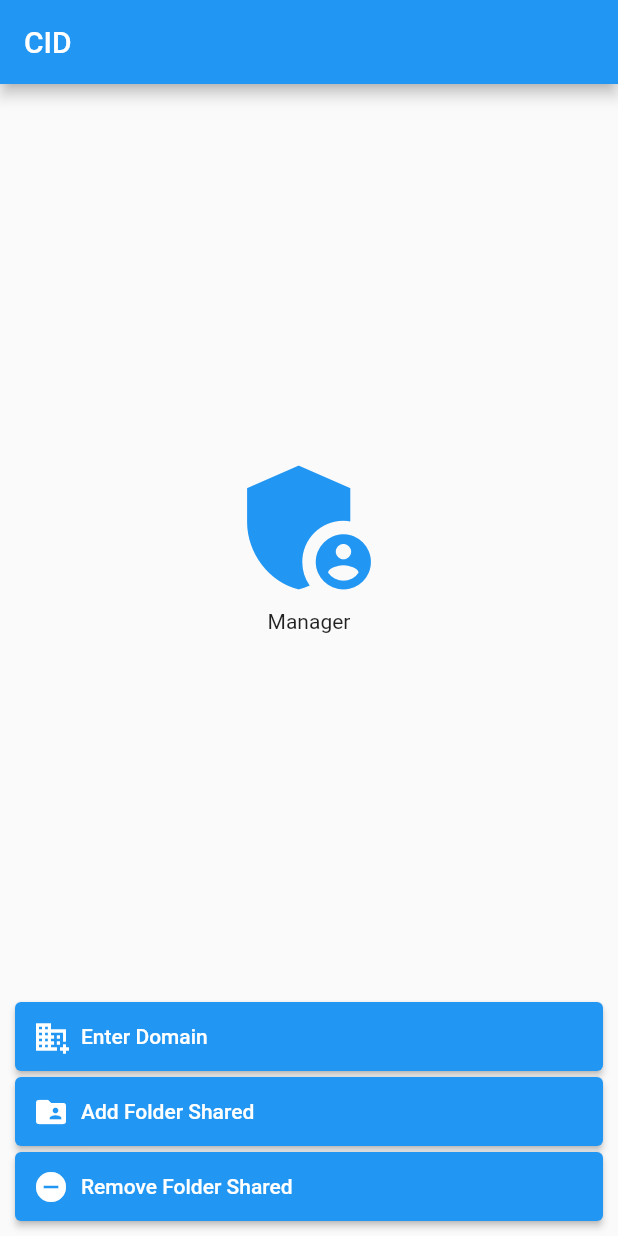
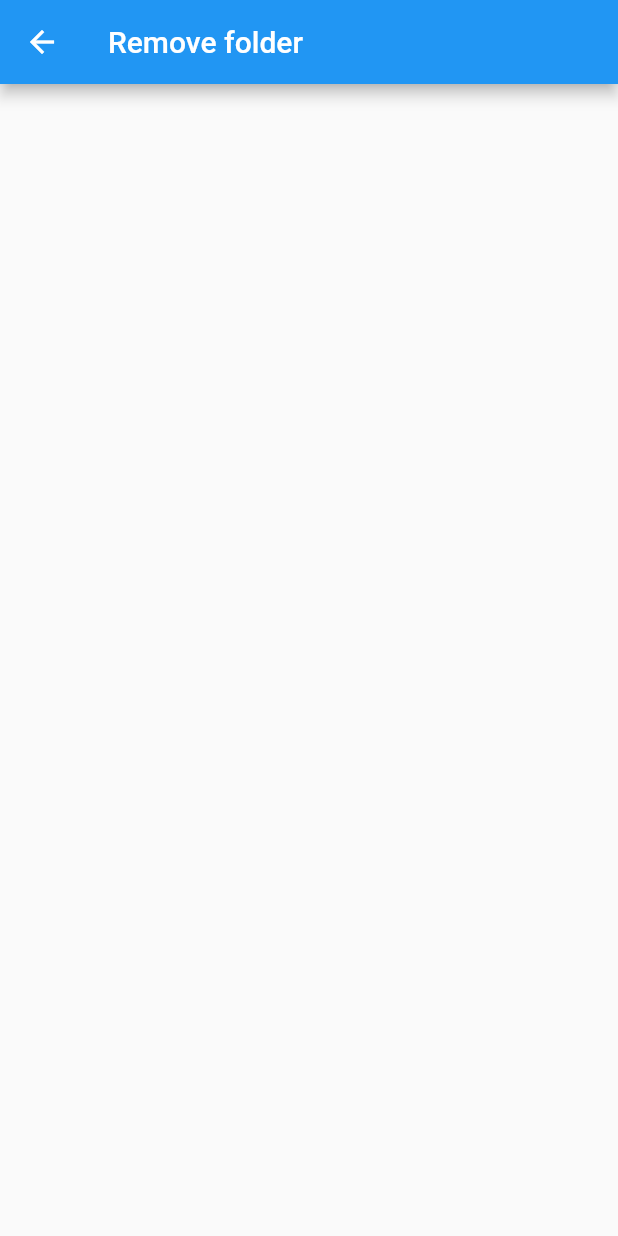
Before and after one commit to auguzsto/cidgui, a Flutter app: the screen it shows after launch, after a tap on "Remove Folder Shared", on a phone screen of 412 x 824 dp. Run offline on Flutter 3.47's test engine with Material 2 defaults, Android fonts, the phone set to English and light mode, and no system bars; missing offline and left inert: process_run.

Commit message:
add remove folder shared

```diff
--- a/lib/src/constants/routes.dart
+++ b/lib/src/constants/routes.dart
@@ -1,4 +1,5 @@
 abstract class RoutesPages {
   static const String addFolderShared = '/addFolderShared';
   static const String joinDomain = '/joinDomain';
+  static const String delFolderShared = '/delFolderShared';
 }
--- a/lib/src/pages/home/home_page.dart
+++ b/lib/src/pages/home/home_page.dart
@@ -36,7 +36,7 @@ class _HomePageState extends State<HomePage> {
                   Icon(
                     Icons.admin_panel_settings,
                     color: Colors.blue,
-                    size: 110,
+                    size: 150,
                   ),
                   Text("Manager")
                 ],
@@ -59,7 +59,8 @@ class _HomePageState extends State<HomePage> {
                           : index == 1
                               ? Navigator.pushNamed(
                                   context, RoutesPages.addFolderShared)
-                              : null;
+                              : Navigator.pushNamed(
+                                  context, RoutesPages.delFolderShared);
                     },
                     icon: index == 0
                         ? const Icon(Icons.domain_add)
--- /dev/null
+++ b/lib/src/pages/share_del/share_del_page.dart
@@ -0,0 +1,19 @@
+import 'package:flutter/material.dart';
+
+class ShareDelPage extends StatefulWidget {
+  const ShareDelPage({super.key});
+
+  @override
+  State<ShareDelPage> createState() => _ShareDelPageState();
+}
+
+class _ShareDelPageState extends State<ShareDelPage> {
+  @override
+  Widget build(BuildContext context) {
+    return Scaffold(
+      appBar: AppBar(
+        title: const Text("Remove folder"),
+      ),
+    );
+  }
+}
--- a/lib/src/themes/app_widget.dart
+++ b/lib/src/themes/app_widget.dart
@@ -2,6 +2,7 @@ import 'package:cidgui/src/constants/routes.dart';
 import 'package:cidgui/src/pages/home/home_page.dart';
 import 'package:cidgui/src/pages/join_domain/join_domain_page.dart';
 import 'package:cidgui/src/pages/share_add/sharedadd_page.dart';
+import 'package:cidgui/src/pages/share_del/share_del_page.dart';
 import 'package:flutter/material.dart';
 
 class AppWidget extends StatelessWidget {
@@ -17,6 +18,7 @@ class AppWidget extends StatelessWidget {
       routes: {
         RoutesPages.addFolderShared: (context) => const AddSharedFolder(),
         RoutesPages.joinDomain: (context) => const JoinDomainPage(),
+        RoutesPages.delFolderShared: (context) => const ShareDelPage(),
       },
     );
   }
```
